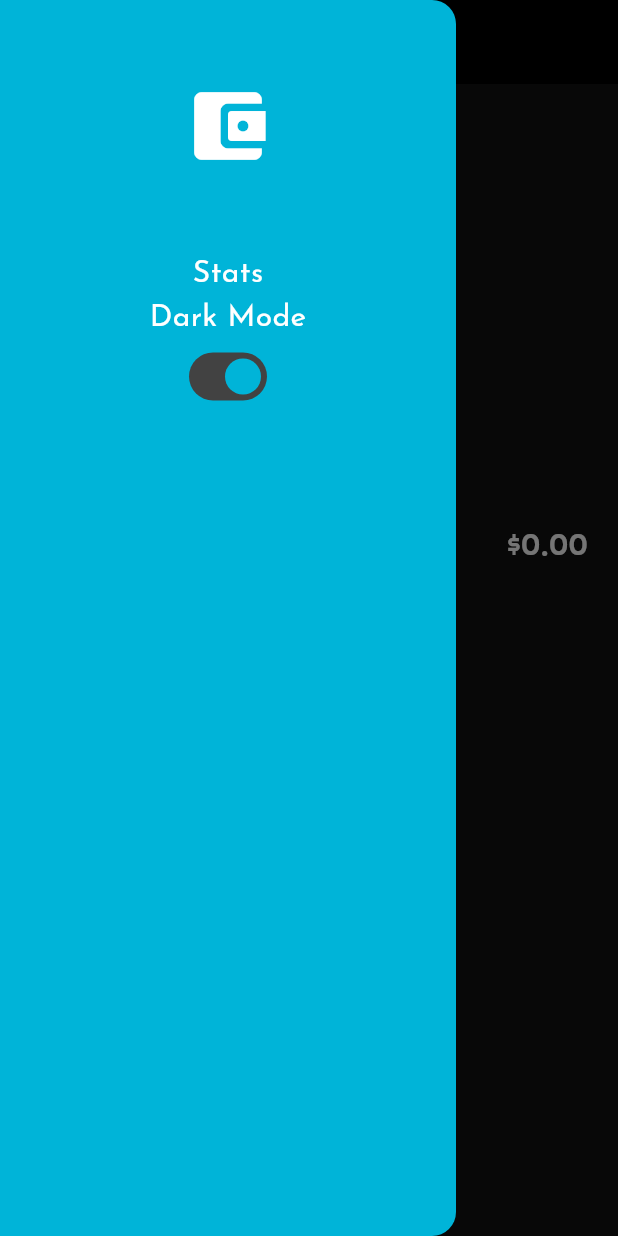
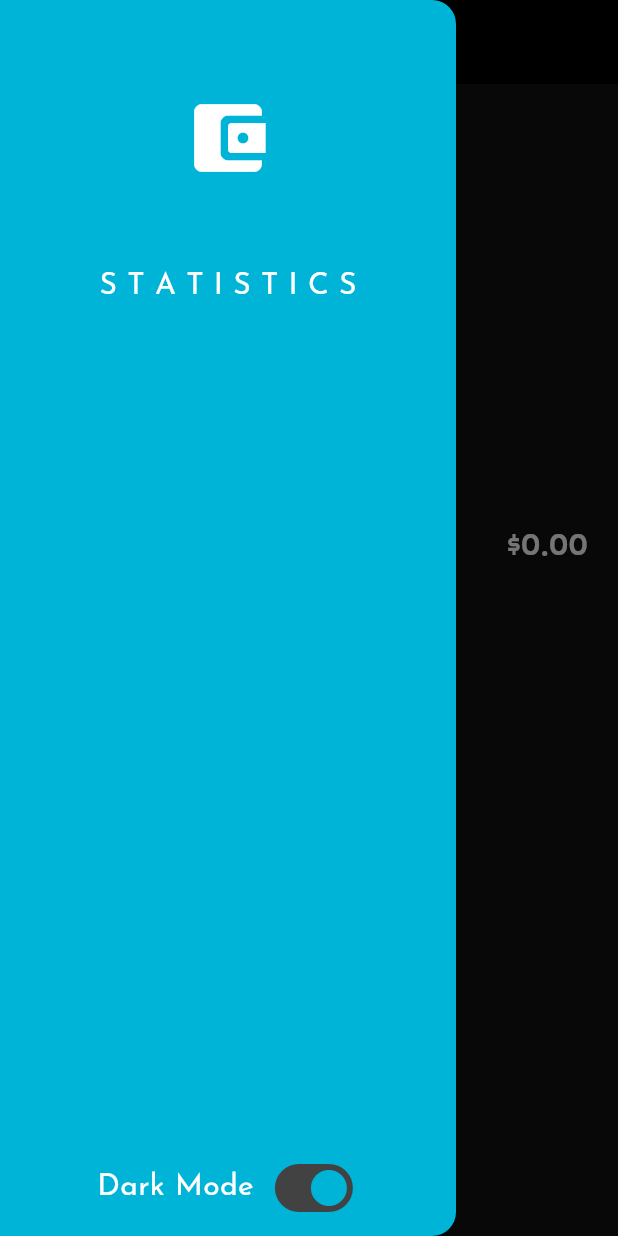
Before and after one commit to Saim22Ahmed/Expensio, a Flutter app: the HomePage screen opened directly, with the side drawer open, on a phone screen of 412 x 824 dp. Run offline on Flutter 3.47's test engine with Material 3 defaults, Android fonts, the phone set to English and light mode, and no system bars; drawn by our look-alikes of fl_chart, flutter_animate; our stand-ins replace flutter_riverpod, flutter_screenutil, flutter_slidable, google_fonts, isar; accounts and stored records are empty; generated files the repository leaves out were written again.

Commit message:
init commit

```diff
--- a/lib/components/drawer/mydrawer.dart
+++ b/lib/components/drawer/mydrawer.dart
@@ -1,9 +1,12 @@
 import 'dart:ui';
 
 import 'package:expense_tracker/constants.dart';
+import 'package:expense_tracker/pages/expenseDetails_page.dart';
+import 'package:expense_tracker/pages/test.dart';
 import 'package:expense_tracker/provider/theme_provider.dart';
 import 'package:expense_tracker/theme/dark_theme.dart';
 import 'package:flutter/material.dart';
+import 'package:flutter/widgets.dart';
 import 'package:flutter_riverpod/flutter_riverpod.dart';
 import 'package:flutter_screenutil/flutter_screenutil.dart';
 
@@ -17,12 +20,18 @@ class MyDrawer extends StatelessWidget {
     return Drawer(
       backgroundColor: themecolor,
       // backgroundColor: Colors.transparent,
+      child: Padding(
+        padding: const EdgeInsets.all(8.0),
         child: Column(
+          mainAxisAlignment: MainAxisAlignment.spaceBetween,
           children: [
             // header
+            Column(
+              children: [
                 Theme(
                   data: Theme.of(context).copyWith(
-                dividerTheme: DividerThemeData(color: Colors.transparent)),
+                      dividerTheme:
+                          DividerThemeData(color: Colors.transparent)),
                   child: DrawerHeader(
                       child: Icon(
                     Icons.account_balance_wallet_rounded,
@@ -30,23 +39,40 @@ class MyDrawer extends StatelessWidget {
                     size: 60.sp,
                   )),
                 ),
-
-          Text(
-            'Stats',
+                GestureDetector(
+                  onTap: () {
+                    // Navigator.pop(context);
+                    Navigator.push(
+                        context,
+                        MaterialPageRoute(
+                          builder: (context) => ExpenseDetails(),
+                        ));
+                  },
+                  child: Text(
+                    'S T A T I S T I C S',
                     style: TextStyle(fontSize: 20.sp, color: Colors.white),
                   ),
+                ),
+              ],
+            ),
 
+            // switch
+            Row(
+              mainAxisAlignment: MainAxisAlignment.center,
+              children: [
                 Text(
                   'Dark Mode',
                   style: TextStyle(fontSize: 20.sp, color: Colors.white),
                 ),
-
-          // switch
+                10.horizontalSpace,
                 Consumer(
-            builder: (BuildContext context, WidgetRef ref, Widget? child) {
+                  builder:
+                      (BuildContext context, WidgetRef ref, Widget? child) {
                     return Switch(
-                  inactiveTrackColor: Theme.of(context).colorScheme.onTertiary,
-                  activeTrackColor: Theme.of(context).colorScheme.tertiary,
+                        inactiveTrackColor:
+                            Theme.of(context).colorScheme.onTertiary,
+                        activeTrackColor:
+                            Theme.of(context).colorScheme.tertiary,
                         value: ref.watch(themeProvider).themeData == darkTheme,
                         onChanged: (value) {
                           Navigator.pop(context);
@@ -56,6 +82,9 @@ class MyDrawer extends StatelessWidget {
                 ),
               ],
             ),
+          ],
+        ),
+      ),
     );
   }
 }
--- a/lib/main.dart
+++ b/lib/main.dart
@@ -31,7 +31,7 @@ class MyApp extends ConsumerWidget {
         title: 'Expense Tracker',
         theme: ref.watch(themeProvider).themeData,
         // darkTheme: darkTheme,
-        home: ExpenseDetails(),
+        home: HomePage(),
       ),
     );
   }
```
Also changed, not shown: lib/pages/expenseDetails_page.dart (+34 -36 lines), lib/pages/test.dart (added, +13 -0 lines). Lines whose indentation alone changed are shown as unchanged.
